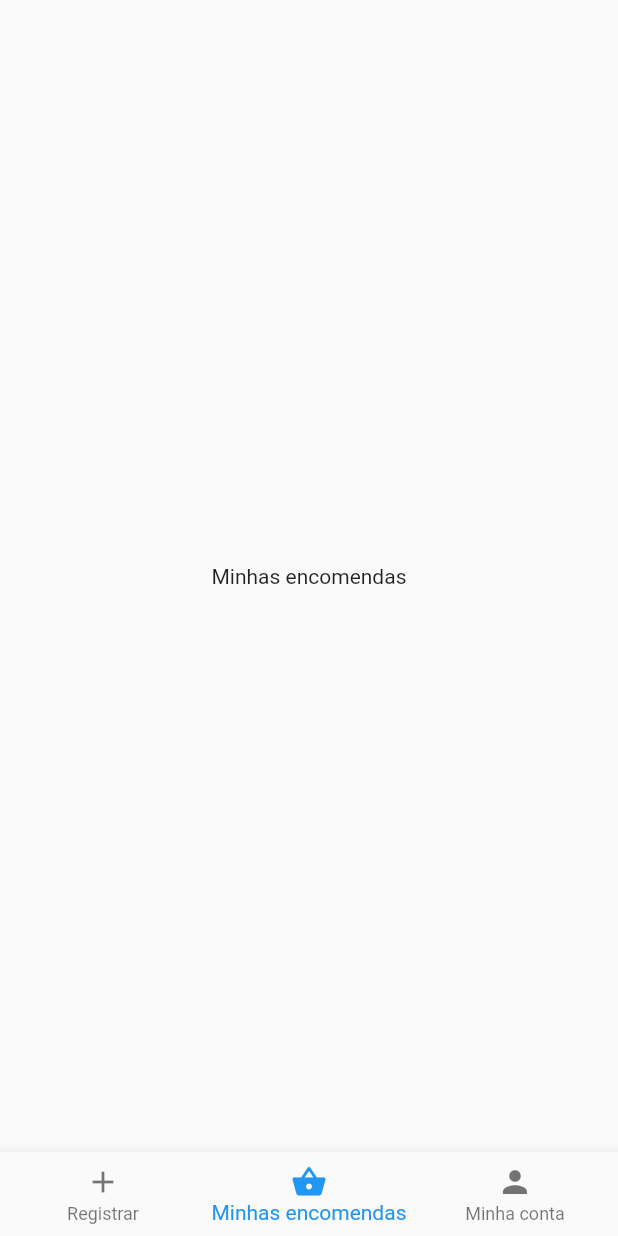
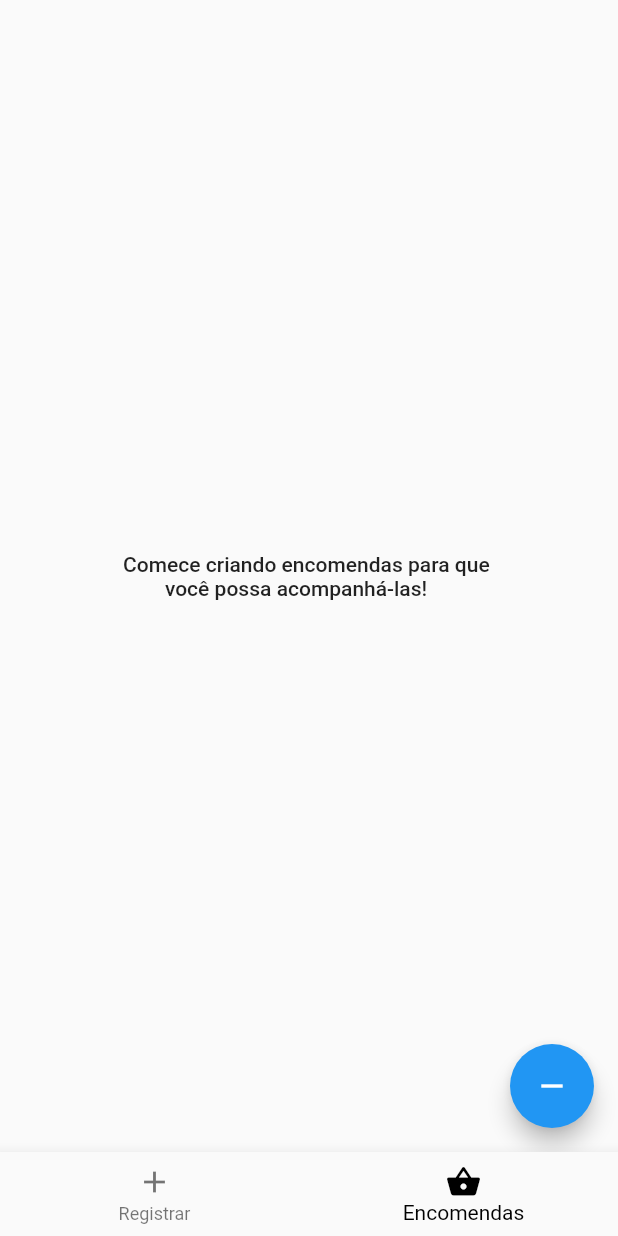
Before and after one commit to ivictoruan/controla_expedicao, a Flutter app: the screen it shows after launch, item 2 of the bottom bar chosen, on a phone screen of 412 x 824 dp. Run offline on Flutter 3.47's test engine with Material 2 defaults, Android fonts, the phone set to English and light mode, and no system bars.

```diff
--- a/lib/app/features/home_page/components/general_nav_widget.dart
+++ b/lib/app/features/home_page/components/general_nav_widget.dart
@@ -2,17 +2,21 @@ import 'package:flutter/material.dart';
 
 class GeneralNavWidget extends StatelessWidget {
   final String text;
-  // final Widget content;
+  final Widget? bodyContent;
 
-  const GeneralNavWidget({Key? key, required this.text,})
+  const GeneralNavWidget({Key? key, required this.text, this.bodyContent,})
       : super(key: key);
 
   @override
   Widget build(BuildContext context) {
-    return Container(
-      child: Center(
-        child: Text(text),
+    return Scaffold(
+      appBar: AppBar(
+        title: Text(text),
+        elevation: 0,
+        toolbarHeight: 30,
+        centerTitle: true,
       ),
+      body: bodyContent,
     );
   }
 }
--- /dev/null
+++ b/lib/app/features/home_page/components/navs/my_orders_nav.dart
@@ -0,0 +1,36 @@
+import 'package:flutter/material.dart';
+
+class MyOrdersNav extends StatelessWidget {
+  const MyOrdersNav({Key? key}) : super(key: key);
+
+  @override
+  Widget build(BuildContext context) {
+    return Scaffold(
+      // appBar: AppBar(
+      //   title: const Text('Encomendas'),
+      // ),
+      body: Column(
+        mainAxisAlignment: MainAxisAlignment.center,
+        children: <Widget>[
+          Center(
+            child: Text(
+              'Comece criando encomendas para que \n        você possa acompanhá-las!',
+              style: Theme.of(context).textTheme.bodyLarge,
+            ),
+          ),
+          // ),
+          // Text(
+          //   '$_counter',
+          //   style: Theme.of(context).textTheme.headline4,
+          // ),
+        ],
+      ),
+      floatingActionButton: FloatingActionButton( // aparecer apenas se houver encomendas
+        // onPressed: _incrementCounter,
+        onPressed: () {},
+        tooltip: 'Despachar encomenda!',
+        child: const Icon(Icons.remove),
+      ),
+    );
+  }
+}
--- a/lib/app/features/home_page/home_page.dart
+++ b/lib/app/features/home_page/home_page.dart
@@ -1,4 +1,6 @@
 import 'package:controla_expedicao/app/features/home_page/components/general_nav_widget.dart';
+import 'package:controla_expedicao/app/features/home_page/components/navs/my_orders_nav.dart';
+import 'package:controla_expedicao/app/features/home_page/components/navs/register_new_order_nav.dart';
 import 'package:flutter/material.dart';
 
 /// Home Page, is responsable for delivery the main functionalities like:
@@ -22,10 +24,12 @@ class _HomePageState extends State<HomePage> {
     });
   }
 
-  final List<Widget> _screensNav = const [
-    GeneralNavWidget(text: 'Registrar'),
-    GeneralNavWidget(text: 'Minhas encomendas'),
-    GeneralNavWidget(text: 'Minha conta'),
+  final List<Widget> _screensNav = <Widget>[
+    const RegisterNewOrderNav(),
+    const MyOrdersNav(),
+    // const GeneralNavWidget(
+    //   text: 'Minha conta',
+    // ),
   ];
 
   // int _counter = 0;
@@ -57,7 +61,7 @@ class _HomePageState extends State<HomePage> {
       //     ],
       //   ),
       // ),
-      body: _screensNav[_currentIndex],
+      body: _screensNav.elementAt(_currentIndex),
       // floatingActionButton: FloatingActionButton(
       //   // onPressed: _incrementCounter,
       //   onPressed: (){},
@@ -66,23 +70,21 @@ class _HomePageState extends State<HomePage> {
       // ),
       bottomNavigationBar: BottomNavigationBar(
         currentIndex: _currentIndex,
-        items: const [
+        items: const <BottomNavigationBarItem>[
           BottomNavigationBarItem(
             icon: Icon(Icons.add),
             label: 'Registrar',
           ),
           BottomNavigationBarItem(
             icon: Icon(Icons.shopping_basket),
-            label: 'Minhas encomendas',
+            label: 'Encomendas',
           ),
-          BottomNavigationBarItem(
-            icon: Icon(Icons.person),
-
-            // icon: Icon(Icons.favorite),
-            label: 'Minha conta',
-          ),
+          // BottomNavigationBarItem(
+          //   icon: Icon(Icons.person),
+          //   label: 'Minha conta',
+          // ),
         ],
-
+        selectedItemColor: Colors.black,
         onTap: _onTabTapped,
         // items: _screensNav,
       ),
--- a/lib/main.dart
+++ b/lib/main.dart
@@ -1,6 +1,4 @@
 import 'package:controla_expedicao/app/app_widget.dart';
 import 'package:flutter/material.dart';
 
-void main() {
-  runApp(const AppWidget());
-}
+void main() => runApp(const AppWidget());
```
Also changed, not shown: lib/app/features/home_page/components/navs/register_new_order_nav.dart (added, +35 -0 lines), lib/app/models/company_model.dart (added, +12 -0 lines), lib/app/models/order_model.dart (added, +15 -0 lines), lib/app/models/user_model.dart (added, +12 -0 lines).
